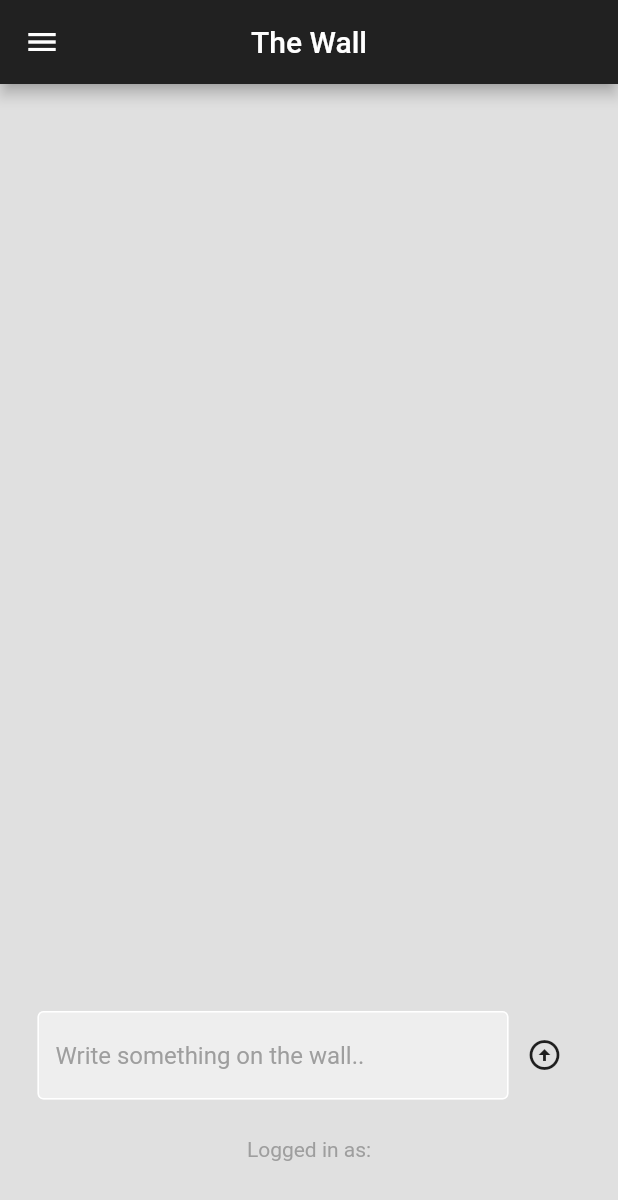
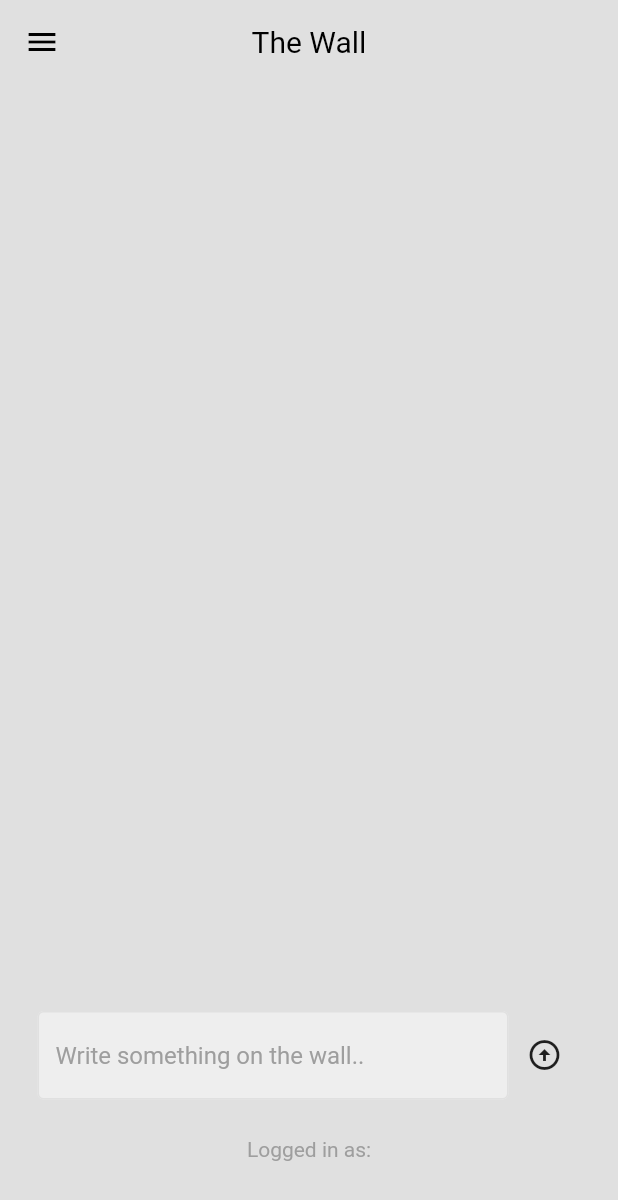
Before and after one commit to tuan-vo/social_media_app, a Flutter app: the screen it shows once a user with an empty profile is signed in, on a phone screen of 412 x 824 dp. Shown: the top 1200 px of the screen. Run offline on Flutter 3.47's test engine with Material 2 defaults, Android fonts, the phone set to English and light mode, and no system bars; our stand-ins replace cloud_firestore, firebase_auth, firebase_core; accounts and stored records are empty; network calls fail.

Commit message:
update dark mode

```diff
--- a/lib/components/comment.dart
+++ b/lib/components/comment.dart
@@ -11,7 +11,7 @@ class Comment extends StatelessWidget {
   Widget build(BuildContext context) {
     return Container(
       decoration: BoxDecoration(
-        color: Colors.grey[300],
+        color: Theme.of(context).colorScheme.secondary,
         borderRadius: BorderRadius.circular(4),
       ),
       margin: const EdgeInsets.only(bottom: 5),
--- a/lib/components/text_box.dart
+++ b/lib/components/text_box.dart
@@ -14,7 +14,7 @@ class MyTextBox extends StatelessWidget {
   Widget build(BuildContext context) {
     return Container(
       decoration: BoxDecoration(
-        color: Colors.grey[200],
+        color: Theme.of(context).colorScheme.secondary,
         borderRadius: BorderRadius.circular(8),
       ),
       padding: const EdgeInsets.only(left: 15, bottom: 15),
--- a/lib/components/text_field.dart
+++ b/lib/components/text_field.dart
@@ -17,13 +17,14 @@ class MyTextField extends StatelessWidget {
       controller: controller,
       obscureText: obscureText,
       decoration: InputDecoration(
-          enabledBorder: const OutlineInputBorder(
-            borderSide: BorderSide(color: Colors.white),
+          enabledBorder: OutlineInputBorder(
+            borderSide:
+                BorderSide(color: Theme.of(context).colorScheme.secondary),
           ),
           focusedBorder: const OutlineInputBorder(
             borderSide: BorderSide(color: Colors.white),
           ),
-          fillColor: Colors.grey.shade200,
+          fillColor: Theme.of(context).colorScheme.primary,
           filled: true,
           hintText: hintText,
           hintStyle: TextStyle(color: Colors.grey[500])),
--- a/lib/components/wall_post.dart
+++ b/lib/components/wall_post.dart
@@ -17,7 +17,8 @@ class WallPost extends StatefulWidget {
     required this.message,
     required this.user,
     required this.postId,
-    required this.likes, required this.time,
+    required this.likes,
+    required this.time,
   });
 
   @override
@@ -118,7 +119,7 @@ class _WallPostState extends State<WallPost> {
   Widget build(BuildContext context) {
     return Container(
       decoration: BoxDecoration(
-        color: Colors.grey[200],
+        color: Theme.of(context).colorScheme.primary,
         borderRadius: BorderRadius.circular(8),
       ),
       margin: const EdgeInsets.only(top: 25, left: 25, right: 25),
--- a/lib/main.dart
+++ b/lib/main.dart
@@ -1,6 +1,8 @@
 import 'package:firebase_core/firebase_core.dart';
 import 'package:flutter/material.dart';
 import 'package:social_media_app/auth/auth.dart';
+import 'package:social_media_app/theme/dark_theme.dart';
+import 'package:social_media_app/theme/light_theme.dart';
 import 'firebase_options.dart';
 
 void main() async {
@@ -17,9 +19,11 @@ class MyApp extends StatelessWidget {
 
   @override
   Widget build(BuildContext context) {
-    return const MaterialApp(
+    return MaterialApp(
       debugShowCheckedModeBanner: false,
-      home: AuthPage(),
+      theme: lightTheme,
+      darkTheme: darkTheme,
+      home: const AuthPage(),
     );
   }
 }
--- a/lib/pages/home_page.dart
+++ b/lib/pages/home_page.dart
@@ -48,20 +48,20 @@ class _HomePageState extends State<HomePage> {
     Navigator.pop(context);
     // go to profile page
     Navigator.push(
-        context,
-        MaterialPageRoute(
-          builder: (context) => ProfilePage(),
-        ));
+      context,
+      MaterialPageRoute(
+        builder: (context) => ProfilePage(),
+      ),
+    );
   }
 
   @override
   Widget build(BuildContext context) {
     return Scaffold(
-      backgroundColor: Colors.grey[300],
+      backgroundColor: Theme.of(context).colorScheme.background,
       appBar: AppBar(
         centerTitle: true,
         title: const Text("The Wall"),
-        backgroundColor: Colors.grey[900],
         // actions: [
         //   IconButton(
         //     onPressed: signOut,
--- a/lib/pages/profile_page.dart
+++ b/lib/pages/profile_page.dart
@@ -70,10 +70,9 @@ class _ProfilePageState extends State<ProfilePage> {
   @override
   Widget build(BuildContext context) {
     return Scaffold(
-        backgroundColor: Colors.grey[300],
+        backgroundColor: Theme.of(context).colorScheme.background,
         appBar: AppBar(
           title: const Text("Profile Page"),
-          backgroundColor: Colors.grey[900],
         ),
         body: StreamBuilder<DocumentSnapshot>(
           stream: FirebaseFirestore.instance
--- /dev/null
+++ b/lib/theme/dark_theme.dart
@@ -0,0 +1,13 @@
+import 'package:flutter/material.dart';
+
+ThemeData darkTheme = ThemeData(
+  brightness: Brightness.dark,
+  appBarTheme: const AppBarTheme(
+    backgroundColor: Colors.black,
+  ),
+  colorScheme: ColorScheme.dark(
+    background: Colors.black,
+    primary: Colors.grey[900]!,
+    secondary: Colors.grey[800]!,
+  ),
+);
--- /dev/null
+++ b/lib/theme/light_theme.dart
@@ -0,0 +1,15 @@
+import 'package:flutter/material.dart';
+
+ThemeData lightTheme = ThemeData(
+    brightness: Brightness.light,
+    appBarTheme: const AppBarTheme(
+      backgroundColor: Colors.transparent,
+      elevation: 0,
+      iconTheme: IconThemeData(color: Colors.black),
+      titleTextStyle: TextStyle(color: Colors.black, fontSize: 20),
+    ),
+    colorScheme: ColorScheme.light(
+      background: Colors.grey[300]!,
+      primary: Colors.grey[200]!,
+      secondary: Colors.grey[300]!,
+    ));
```
Lines whose indentation alone changed are shown as unchanged.
